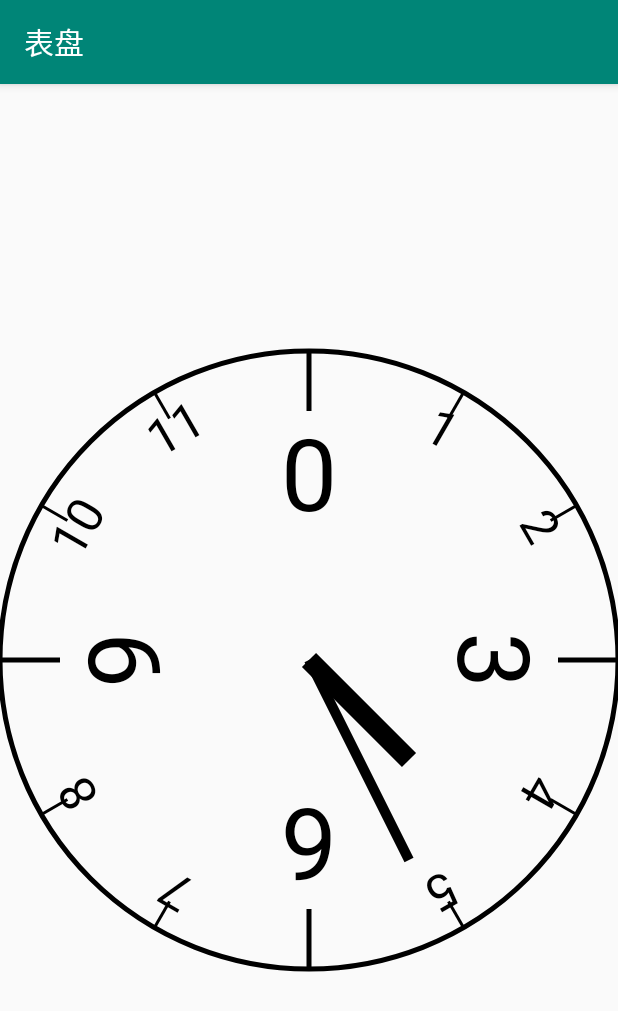
After one commit to xingfengwxx/MyWidget, an Android app: the WatchViewActivity screen opened directly, with no data from a screen before it, on a phone screen of 412 x 824 dp. The commit adds this screen. Shown: the top 1011 px of the screen. Run offline under Robolectric (Android 15) with nearby library versions, the phone set to English and light mode, and no system bars.

Commit message:
添加表盘

```diff
--- a/app/src/main/AndroidManifest.xml
+++ b/app/src/main/AndroidManifest.xml
@@ -12,10 +12,14 @@
         android:supportsRtl="true"
         android:theme="@style/AppTheme"
         tools:ignore="GoogleAppIndexingWarning">
-        <activity android:name=".lsn3.GradientActivity"
-            android:label="@string/title_gradient_mode"></activity>
-        <activity android:name=".lsn3.xfermode.XfermodeSRCActivity"
-            android:label="@string/title_xfermode_src"/>
+        <activity android:name=".lsn4.WatchViewActivity"
+            android:label="@string/title_wathch"></activity>
+        <activity
+            android:name=".lsn3.GradientActivity"
+            android:label="@string/title_gradient_mode" />
+        <activity
+            android:name=".lsn3.xfermode.XfermodeSRCActivity"
+            android:label="@string/title_xfermode_src" />
         <activity
             android:name=".lsn3.xfermode.XfermodeDTSActivity"
             android:label="@string/title_xfermode_dts" />
--- a/app/src/main/java/com/wangxingxing/widget/MainActivity.java
+++ b/app/src/main/java/com/wangxingxing/widget/MainActivity.java
@@ -18,6 +18,7 @@ import com.wangxingxing.widget.lsn3.ZoomImageActivity;
 import com.wangxingxing.widget.lsn3.xfermode.XfermodeActivity;
 import com.wangxingxing.widget.lsn3.xfermode.XfermodeDTSActivity;
 import com.wangxingxing.widget.lsn3.xfermode.XfermodeSRCActivity;
+import com.wangxingxing.widget.lsn4.WatchViewActivity;
 
 import java.util.ArrayList;
 import java.util.List;
@@ -58,6 +59,7 @@ public class MainActivity extends AppCompatActivity implements TitleAdapter.ILis
         titles.add("Xfermode_DTS");
         titles.add("Xfermode_SRC");
         titles.add("渲染模式");
+        titles.add("表盘");
         return titles;
     }
 
@@ -81,6 +83,8 @@ public class MainActivity extends AppCompatActivity implements TitleAdapter.ILis
             startActivity(new Intent(MainActivity.this, XfermodeSRCActivity.class));
         } else if ("渲染模式".equals(title)) {
             startActivity(new Intent(MainActivity.this, GradientActivity.class));
+        } else if ("表盘".equals(title)) {
+            startActivity(new Intent(MainActivity.this, WatchViewActivity.class));
         }
     }
 }
--- /dev/null
+++ b/app/src/main/java/com/wangxingxing/widget/lsn4/WatchView.java
@@ -0,0 +1,87 @@
+package com.wangxingxing.widget.lsn4;
+
+import android.content.Context;
+import android.graphics.Canvas;
+import android.graphics.Paint;
+import android.util.AttributeSet;
+import android.view.View;
+
+import androidx.annotation.Nullable;
+
+public class WatchView extends View {
+
+    private int mWidth;
+    private int mHeight;
+
+    public WatchView(Context context) {
+        super(context);
+    }
+
+    public WatchView(Context context, @Nullable AttributeSet attrs) {
+        super(context, attrs);
+    }
+
+    public WatchView(Context context, @Nullable AttributeSet attrs, int defStyleAttr) {
+        super(context, attrs, defStyleAttr);
+    }
+
+    public WatchView(Context context, @Nullable AttributeSet attrs, int defStyleAttr, int defStyleRes) {
+        super(context, attrs, defStyleAttr, defStyleRes);
+    }
+
+    @Override
+    protected void onMeasure(int widthMeasureSpec, int heightMeasureSpec) {
+        super.onMeasure(widthMeasureSpec, heightMeasureSpec);
+        mWidth = getMeasuredWidth();
+        mHeight = getMeasuredHeight();
+    }
+
+    @Override
+    protected void onDraw(Canvas canvas) {
+        super.onDraw(canvas);
+        //画外圆
+        Paint paintCircle = new Paint();
+        paintCircle.setStrokeWidth(5);
+        paintCircle.setAntiAlias(true);
+        paintCircle.setStyle(Paint.Style.STROKE);
+        canvas.drawCircle(mWidth / 2, mHeight / 2, mWidth / 2, paintCircle);
+
+        //画刻度线
+        Paint paintDegree = new Paint();
+        paintCircle.setStrokeWidth(3);
+        for (int i = 0; i < 12; i++) {
+            if (i == 0 || i == 3 || i == 6 || i == 9) {
+                paintDegree.setStrokeWidth(5);
+                paintDegree.setTextSize(100);
+                canvas.drawLine(mWidth / 2, mHeight / 2 - mWidth / 2,
+                        mWidth / 2, mHeight / 2 - mWidth / 2 + 60,
+                        paintDegree);
+                String degree = String.valueOf(i);
+                canvas.drawText(degree,
+                        mWidth / 2 - paintDegree.measureText(degree) / 2,
+                        mHeight / 2 - mWidth / 2 + 160,
+                        paintDegree);
+            } else {
+                paintDegree.setStrokeWidth(3);
+                paintDegree.setTextSize(50);
+                canvas.drawLine(mWidth / 2, mHeight / 2 - mWidth / 2,
+                        mWidth / 2, mHeight / 2 - mWidth / 2 + 30,
+                        paintDegree);
+                String degree = String.valueOf(i);
+                canvas.drawText(degree,
+                        mWidth / 2 - paintDegree.measureText(degree) / 2,
+                        mHeight / 2 - mWidth / 2 + 60,
+                        paintDegree);
+            }
+            canvas.rotate(30, mWidth / 2, mHeight / 2);
+        }
+        //画指针
+        Paint paintHour = new Paint();
+        paintHour.setStrokeWidth(20);
+        Paint paintMinute = new Paint();
+        paintMinute.setStrokeWidth(10);
+        canvas.translate(mWidth / 2, mHeight / 2);
+        canvas.drawLine(0, 0, 100, 100, paintHour);
+        canvas.drawLine(0, 0, 100, 200, paintMinute);
+    }
+}
--- /dev/null
+++ b/app/src/main/java/com/wangxingxing/widget/lsn4/WatchViewActivity.java
@@ -0,0 +1,17 @@
+package com.wangxingxing.widget.lsn4;
+
+import androidx.appcompat.app.AppCompatActivity;
+
+import android.os.Bundle;
+
+import com.wangxingxing.widget.R;
+
+public class WatchViewActivity extends AppCompatActivity {
+
+    @Override
+    protected void onCreate(Bundle savedInstanceState) {
+        super.onCreate(savedInstanceState);
+        setContentView(R.layout.activity_watch_view);
+
+    }
+}
--- /dev/null
+++ b/app/src/main/res/layout/activity_watch_view.xml
@@ -0,0 +1,12 @@
+<?xml version="1.0" encoding="utf-8"?>
+<LinearLayout xmlns:android="http://schemas.android.com/apk/res/android"
+    xmlns:app="http://schemas.android.com/apk/res-auto"
+    xmlns:tools="http://schemas.android.com/tools"
+    android:layout_width="match_parent"
+    android:layout_height="match_parent"
+    tools:context=".lsn4.WatchViewActivity">
+
+    <com.wangxingxing.widget.lsn4.WatchView
+        android:layout_width="match_parent"
+        android:layout_height="match_parent"/>
+</LinearLayout>
--- a/app/src/main/res/values/strings.xml
+++ b/app/src/main/res/values/strings.xml
@@ -10,4 +10,5 @@
     <string name="title_xfermode_dts">Xfermode_DTS</string>
     <string name="title_xfermode_src">Xfermode_SRC</string>
     <string name="title_gradient_mode">渲染模式</string>
+    <string name="title_wathch">表盘</string>
 </resources>
```
